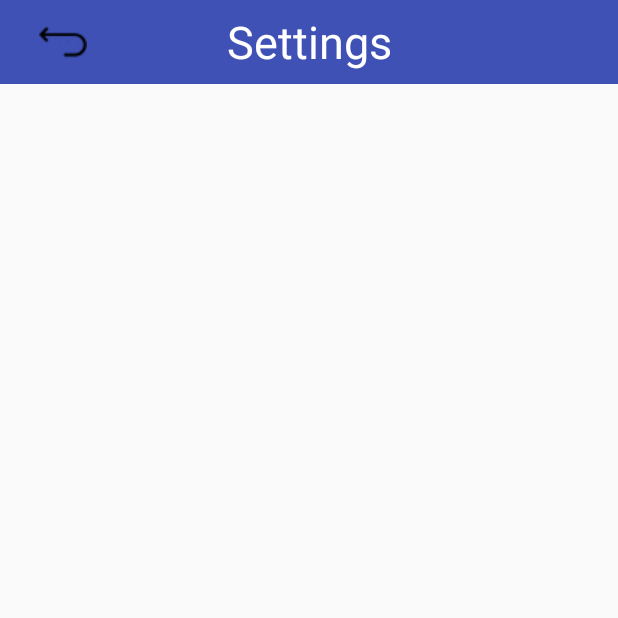
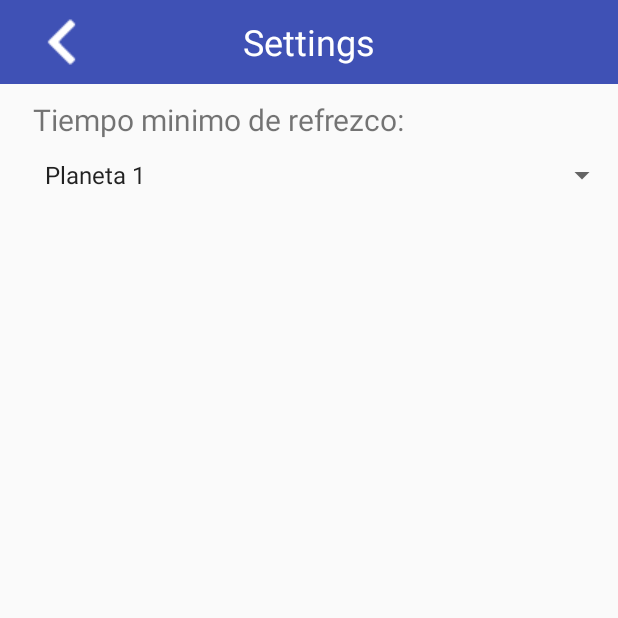
Before and after one commit to cachaIglesias/Mobile-Tracking-App, an Android app: the SettingsActivity screen opened directly, with no data from a screen before it, on a phone screen of 412 x 824 dp, the top half of it. Run offline under Robolectric (Android 15) with nearby library versions, the phone set to English and light mode, and no system bars.

Commit message:
se agregan la capacidad de retornar los datos de coonfiguracion desde la actividad Settings

```diff
--- a/app/src/main/java/ar/com/service/tracking/mobile/mobiletrackingservice/activity/SettingsActivity.java
+++ b/app/src/main/java/ar/com/service/tracking/mobile/mobiletrackingservice/activity/SettingsActivity.java
@@ -1,23 +1,68 @@
 package ar.com.service.tracking.mobile.mobiletrackingservice.activity;
 
 import android.content.Intent;
+import android.support.v4.app.FragmentActivity;
 import android.support.v7.app.AppCompatActivity;
 import android.os.Bundle;
 import android.view.View;
+import android.widget.AdapterView;
+import android.widget.ArrayAdapter;
+import android.widget.Spinner;
+
+import java.util.ArrayList;
+import java.util.List;
 
 import ar.com.service.tracking.mobile.mobiletrackingservice.R;
 
-public class SettingsActivity extends AppCompatActivity {
+public class SettingsActivity extends FragmentActivity implements AdapterView.OnItemSelectedListener {
 
     @Override
     protected void onCreate(Bundle savedInstanceState) {
         super.onCreate(savedInstanceState);
         setContentView(R.layout.activity_settings);
 
+        Spinner spinner = (Spinner) findViewById(R.id.spinner_min_time);
+
+        spinner.setOnItemSelectedListener(this);
+
+        List<String> planetas = new ArrayList<String>();
+        planetas.add("Planeta 1");
+        planetas.add("Planeta 2");
+        planetas.add("Planeta 3");
+        planetas.add("Planeta 4");
+
+        // Create an ArrayAdapter using the string array and a default spinner layout
+        ArrayAdapter<String> adapter = new ArrayAdapter<String>(this,
+                android.R.layout.simple_spinner_item, planetas);
+
+        // Specify the layout to use when the list of choices appears
+        adapter.setDropDownViewResource(android.R.layout.simple_spinner_dropdown_item);
+
+        // Apply the adapter to the spinner
+        spinner.setAdapter(adapter);
+
+
     }
 
     public void terminarActividad(View view) {
-        onBackPressed();
+
+        Intent intent = new Intent();
+        intent.putExtra("resultado","valor");
+        intent.putExtra("resultado1","1");
+        setResult(RESULT_OK, intent);
+        finish();
+
+//        onBackPressed();
+
     }
 
+    @Override
+    public void onItemSelected(AdapterView<?> adapterView, View view, int i, long l) {
+
+    }
+
+    @Override
+    public void onNothingSelected(AdapterView<?> adapterView) {
+
+    }
 }
--- a/app/src/main/java/ar/com/service/tracking/mobile/mobiletrackingservice/endpoint/ResponseObject.java
+++ b/app/src/main/java/ar/com/service/tracking/mobile/mobiletrackingservice/endpoint/ResponseObject.java
@@ -45,7 +45,7 @@ public class ResponseObject implements Callback<JSONApiObject>{
                 //Do something with the errors
                 List<ErrorModel> errorList = response.body().getErrors();
             } else {
-                Toast.makeText(getContext(), response.body().getData().toString(), Toast.LENGTH_LONG).show();
+//                Toast.makeText(getContext(), response.body().getData().toString(), Toast.LENGTH_LONG).show();
                 if (response.body().getData().size() > 0) {
                     Toast.makeText(getContext(), "Object With data", Toast.LENGTH_SHORT).show();
                     if (response.body().getData().size() == 1) {
--- a/app/src/main/res/layout/activity_settings.xml
+++ b/app/src/main/res/layout/activity_settings.xml
@@ -31,29 +31,51 @@
         android:layout_width="wrap_content"
         android:layout_height="wrap_content"
         android:textColor="@color/common_google_signin_btn_text_dark_default"
-        android:textSize="30sp"
+        android:textSize="24dp"
         android:layout_gravity="center"
         android:text="Settings"
         />
 
     </android.support.v7.widget.Toolbar>
 
+    <TextView
+        android:layout_width="fill_parent"
+        android:layout_height="wrap_content"
+        android:layout_marginTop="10dip"
+        android:text="Tiempo minimo de refrezco:"
+        android:textSize="20dp"
+        android:paddingStart="10pt"
+        android:paddingLeft="10pt"
+        android:paddingBottom="5pt"
+        />
+
+    <Spinner
+        android:id="@+id/spinner_min_time"
+        android:layout_width="fill_parent"
+        android:layout_height="wrap_content"
+        android:prompt="@string/spinner_title"
+        android:textSize="20dp"
+        android:paddingStart="10pt"
+        android:paddingLeft="10pt"
+        />
+
     <!--<LinearLayout-->
+        <!--xmlns:android="http://schemas.android.com/apk/res/android"-->
+        <!--xmlns:tools="http://schemas.android.com/tools"-->
+        <!--android:orientation="horizontal"-->
+        <!--android:layout_width="match_parent"-->
+        <!--android:layout_height="match_parent">-->
 
-        <!--android:layout_width="match_parent"-->
-        <!--android:layout_height="wrap_content"-->
-        <!--android:orientation="vertical">-->
+        <!--<EditText android:id="@+id/edit_message"-->
+            <!--android:layout_weight="1"-->
+            <!--android:layout_width="0dp"-->
+            <!--android:layout_height="wrap_content"-->
+            <!--android:hint="@string/edit_message" />-->
 
-        <!--<EditText-->
-            <!--android:id="@+id/editText3"-->
+        <!--<Button-->
             <!--android:layout_width="wrap_content"-->
             <!--android:layout_height="wrap_content"-->
-            <!--android:text="Metodo de posicionamiento" />-->
-
-        <!--<Spinner-->
-            <!--android:id="@+id/spinner"-->
-            <!--android:layout_width="200dp"-->
-            <!--android:layout_height="wrap_content" />-->
+            <!--android:text="@string/button_send" />-->
 
     <!--</LinearLayout>-->
 
--- a/app/src/main/res/layout/orders_view.xml
+++ b/app/src/main/res/layout/orders_view.xml
@@ -13,7 +13,6 @@ android:orientation="vertical">
         android:paddingBottom="2dip"
         android:textSize="16dip"
         android:textStyle="bold" />
-
 
     <TextView
         android:id="@+id/destinatario"
@@ -42,6 +41,7 @@ android:orientation="vertical">
             android:layout_width="wrap_content"
             android:layout_height="wrap_content"
             android:paddingLeft="10dip"
+            android:paddingBottom="7dip"
             android:textSize="16dip"
             android:textStyle="bold"
             />
--- a/app/src/main/res/values/colors.xml
+++ b/app/src/main/res/values/colors.xml
@@ -3,4 +3,5 @@
     <color name="colorPrimary">#3F51B5</color>
     <color name="colorPrimaryDark">#303F9F</color>
     <color name="colorAccent">#FF4081</color>
+    <color name="lightGreen">#8BC34A</color>
 </resources>
--- a/app/src/main/res/values/strings.xml
+++ b/app/src/main/res/values/strings.xml
@@ -3,6 +3,11 @@
     <string name="title_activity_maps">Map</string>
     <string name="cancel">Cancelar</string>
     <string name="done">Continuar</string>
+    <string name="deliver">Repartir</string>
+    <string name="pause">Pausar</string>
+    <string name="spinner_title">Titulo</string>
+
+
     <integer name="mapZoom">10</integer>
     <integer name="minTimePositionRefresh">200</integer>
     <integer name="minDistancePositionRefresh">10</integer>
```
Also changed, not shown: app/src/main/java/ar/com/service/tracking/mobile/mobiletrackingservice/activity/MapsActivity.java (+70 -21 lines), app/src/main/java/ar/com/service/tracking/mobile/mobiletrackingservice/backgroundservice/GPSservice.java (+10 -1 lines), app/src/main/java/ar/com/service/tracking/mobile/mobiletrackingservice/model/Order.java (+4 -4 lines), app/src/main/java/ar/com/service/tracking/mobile/mobiletrackingservice/model/adapter/OrderAdapter.java (+14 -2 lines), app/src/main/res/layout/activity_maps.xml (+13 -3 lines), app/src/main/res/drawable/back.png, app/src/main/res/drawable/settings.png.
